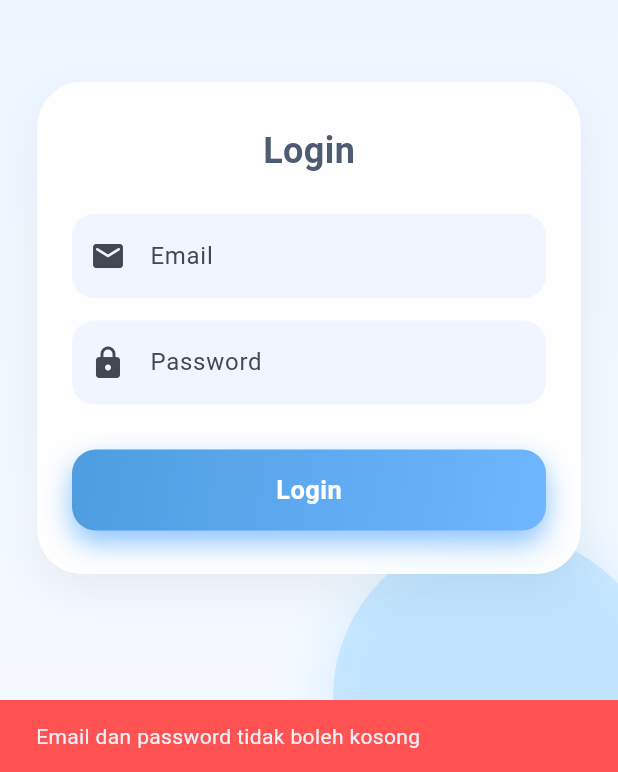
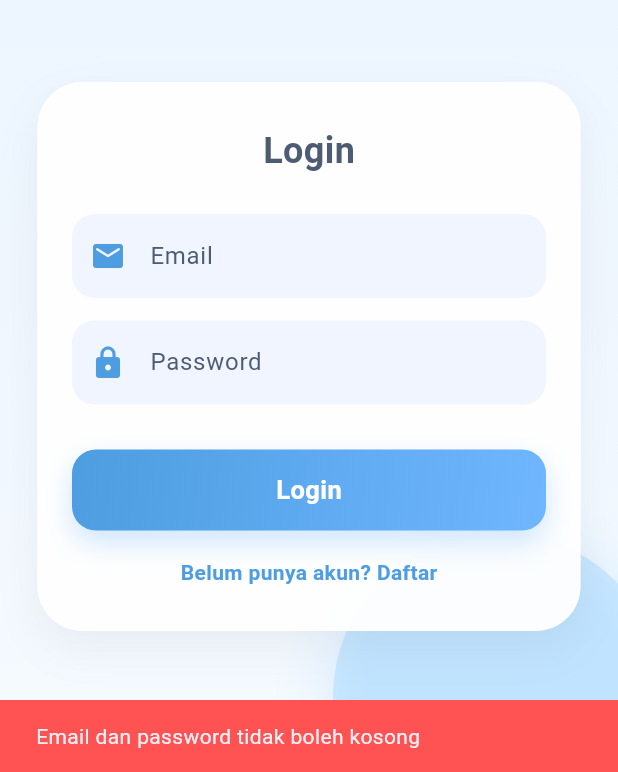
Before and after one commit to FalahRafif/Semester5_StockLab, a Flutter app: the screen it shows after launch, after a tap on "Login", on a phone screen of 412 x 824 dp, the part 464-1236 px from its top. Run offline on Flutter 3.47's test engine with Material 3 defaults, Android fonts, the phone set to English and light mode, and no system bars; our stand-ins replace flutter_dotenv.

Commit message:
add color manager and change respone login

```diff
--- a/lib/application/login_manager.dart
+++ b/lib/application/login_manager.dart
@@ -1,26 +1,22 @@
 import '../data/repositories/login_repository.dart';
+import '../data/models/login_response.dart';
 
 class LoginManager {
   final repo = LoginRepository();
 
-  Future<Map<String, dynamic>> login({
+  Future<LoginResponse> login({
     required String email,
     required String password,
   }) async {
     if (email.isEmpty || password.isEmpty) {
-      return {
-        "success": false,
-        "message": "Email dan password tidak boleh kosong"
-      };
+      return LoginResponse(
+        success: false,
+        message: "Email dan password tidak boleh kosong",
+      );
     }
 
     final result = await repo.login(email, password);
-
-    return {
-      "success": result.success,
-      "message": result.message,
-      "token": result.token,
-      "user_id": result.userId,
-    };
+    print(result);
+    return result;
   }
 }
--- a/lib/data/models/login_response.dart
+++ b/lib/data/models/login_response.dart
@@ -2,21 +2,26 @@ class LoginResponse {
   final bool success;
   final String message;
   final String? token;
-  final int? userId;
+  final int? roleId;
+  final String? role;
 
   LoginResponse({
     required this.success,
     required this.message,
     this.token,
-    this.userId,
+    this.roleId,
+    this.role,
   });
 
   factory LoginResponse.fromJson(Map<String, dynamic> json) {
+    final data = json["data"];
+
     return LoginResponse(
-      success: json["success"] ?? false,
+      success: json["status"] == "success",
       message: json["message"] ?? "",
-      token: json["token"],
-      userId: json["user_id"],
+      token: data != null ? data["token"] : null,
+      roleId: data != null ? data["roleId"] : null,
+      role: data != null ? data["role"] : null,
     );
   }
 }
--- a/lib/main.dart
+++ b/lib/main.dart
@@ -1,8 +1,14 @@
 import 'package:flutter/material.dart';
-import 'presentation/screens/wrappers/mobile_wrapper.dart';
+import 'presentation/shared/wrappers/mobile_wrapper.dart';
 import 'presentation/screens/auth/login.dart';
+import 'package:flutter_dotenv/flutter_dotenv.dart';
 
-void main() {
+Future<void> main() async {
+  WidgetsFlutterBinding.ensureInitialized();
+
+  // Load .env
+  await dotenv.load();
+
   runApp(const StockApp());
 }
 
--- a/lib/presentation/screens/auth/login.dart
+++ b/lib/presentation/screens/auth/login.dart
@@ -1,7 +1,10 @@
 import 'package:flutter/material.dart';
 import '../../../application/login_manager.dart';
-import '../wrappers/mobile_wrapper.dart';
-import '../admin/home.dart';
+import '../../shared/wrappers/mobile_wrapper.dart';
+import '../admin/home.dart' as admin;
+import '../staff/home.dart' as staff;
+import '../../shared/core/color_manager.dart';
+import 'register.dart';
 
 class LoginScreen extends StatefulWidget {
   const LoginScreen({super.key});
@@ -29,22 +32,35 @@ class _LoginScreenState extends State<LoginScreen> {
 
     if (!mounted) return;
 
-    if (result["success"] == true) {
-      // login sukses → pindah halaman
-      Navigator.pushReplacement(
-        context,
-        MaterialPageRoute(builder: (_) => const MobileWrapper(child: HomePage())),
-      );
+    if (result.success) {
+      // Role Admin
+      if (result.roleId == 1) {
+        Navigator.pushReplacement(
+          context,
+          MaterialPageRoute(
+            builder: (_) => const MobileWrapper(child: admin.HomePage()),
+          ),
+        );
+      }
+      // Role Staff
+      else {
+        Navigator.pushReplacement(
+          context,
+          MaterialPageRoute(
+            builder: (_) => const MobileWrapper(child: staff.HomePage()),
+          ),
+        );
+      }
     } else {
-      // tampilkan pesan error
       ScaffoldMessenger.of(context).showSnackBar(
         SnackBar(
-          content: Text(result["message"]),
-          backgroundColor: Colors.redAccent,
+          content: Text(result.message),
+          backgroundColor: ColorManager.error,
         ),
       );
     }
   }
+
 
   @override
   Widget build(BuildContext context) {
@@ -53,17 +69,17 @@ class _LoginScreenState extends State<LoginScreen> {
     return Container(
       decoration: const BoxDecoration(
         gradient: LinearGradient(
-          colors: [Color(0xFFE8F3FF), Color(0xFFF5FAFF)],
+          colors: [ColorManager.bgTop, ColorManager.bgBottom],
           begin: Alignment.topCenter,
           end: Alignment.bottomCenter,
         ),
       ),
       child: SingleChildScrollView(
-        child: SizedBox(
-          height: size.height,
+        child: ConstrainedBox(
+          constraints: BoxConstraints(minHeight: size.height),
           child: Stack(
             children: [
-              // ORNAMENTS
+              // ORNAMENT 1
               Positioned(
                 top: -50,
                 left: -40,
@@ -71,11 +87,11 @@ class _LoginScreenState extends State<LoginScreen> {
                   width: 180,
                   height: 180,
                   decoration: BoxDecoration(
-                    color: const Color(0xFFB7DBFF).withOpacity(0.35),
+                    color: ColorManager.ornamentBlue1.withOpacity(0.35),
                     shape: BoxShape.circle,
                     boxShadow: [
                       BoxShadow(
-                        color: const Color(0xFFB7DBFF).withOpacity(0.25),
+                        color: ColorManager.ornamentBlue1.withOpacity(0.25),
                         blurRadius: 40,
                         spreadRadius: 10,
                         offset: const Offset(0, 6),
@@ -84,6 +100,8 @@ class _LoginScreenState extends State<LoginScreen> {
                   ),
                 ),
               ),
+
+              // ORNAMENT 2
               Positioned(
                 bottom: -60,
                 right: -30,
@@ -91,11 +109,11 @@ class _LoginScreenState extends State<LoginScreen> {
                   width: 220,
                   height: 220,
                   decoration: BoxDecoration(
-                    color: const Color(0xFF80C8FF).withOpacity(0.30),
+                    color: ColorManager.ornamentBlue2.withOpacity(0.30),
                     shape: BoxShape.circle,
                     boxShadow: [
                       BoxShadow(
-                        color: const Color(0xFF80C8FF).withOpacity(0.22),
+                        color: ColorManager.ornamentBlue2.withOpacity(0.22),
                         blurRadius: 30,
                         spreadRadius: 6,
                         offset: const Offset(0, 6),
@@ -107,6 +125,7 @@ class _LoginScreenState extends State<LoginScreen> {
 
               Column(
                 children: [
+                  // HEADER CLIPPED GRADIENT
                   ClipPath(
                     clipper: _HeaderClipper(),
                     child: Container(
@@ -114,19 +133,19 @@ class _LoginScreenState extends State<LoginScreen> {
                       padding: const EdgeInsets.only(top: 120, bottom: 50),
                       decoration: const BoxDecoration(
                         gradient: LinearGradient(
-                          colors: [Color(0xFF4D9DE0), Color(0xFF6FB6FF)],
+                          colors: [ColorManager.primary, ColorManager.primaryLight],
                           begin: Alignment.topLeft,
                           end: Alignment.bottomRight,
                         ),
                       ),
                       child: Column(
                         children: const [
-                          Icon(Icons.inventory_2_rounded, size: 85, color: Colors.white),
+                          Icon(Icons.inventory_2_rounded, size: 85, color: ColorManager.textWhite),
                           SizedBox(height: 14),
                           Text(
                             "Stock Management",
                             style: TextStyle(
-                              color: Colors.white,
+                              color: ColorManager.textWhite,
                               fontSize: 27,
                               fontWeight: FontWeight.bold,
                             ),
@@ -134,7 +153,7 @@ class _LoginScreenState extends State<LoginScreen> {
                           Text(
                             "Manage your warehouse easily",
                             style: TextStyle(
-                              color: Colors.white70,
+                              color: ColorManager.textWhiteMuted,
                               fontSize: 15,
                             ),
                           ),
@@ -150,7 +169,7 @@ class _LoginScreenState extends State<LoginScreen> {
                     child: Container(
                       padding: const EdgeInsets.symmetric(horizontal: 22, vertical: 28),
                       decoration: BoxDecoration(
-                        color: Colors.white.withOpacity(0.95),
+                        color: ColorManager.cardBackground.withOpacity(0.95),
                         borderRadius: BorderRadius.circular(30),
                         boxShadow: [
                           BoxShadow(
@@ -159,7 +178,7 @@ class _LoginScreenState extends State<LoginScreen> {
                             offset: const Offset(0, 12),
                           ),
                         ],
-                        border: Border.all(color: Colors.white.withOpacity(0.6)),
+                        border: Border.all(color: ColorManager.cardBorderSoft.withOpacity(0.6)),
                       ),
                       child: Column(
                         children: [
@@ -168,7 +187,7 @@ class _LoginScreenState extends State<LoginScreen> {
                             style: TextStyle(
                               fontSize: 24,
                               fontWeight: FontWeight.bold,
-                              color: Color(0xFF4D5C73),
+                              color: ColorManager.textDark,
                             ),
                           ),
 
@@ -203,15 +222,15 @@ class _LoginScreenState extends State<LoginScreen> {
                                 decoration: BoxDecoration(
                                   borderRadius: BorderRadius.circular(16),
                                   gradient: const LinearGradient(
-                                    colors: [Color(0xFF4D9DE0), Color(0xFF6FB6FF)],
+                                    colors: [ColorManager.primary, ColorManager.primaryLight],
                                     begin: Alignment.topLeft,
                                     end: Alignment.bottomRight,
                                   ),
-                                  boxShadow: const [
+                                  boxShadow: [
                                     BoxShadow(
-                                      color: Color(0xFF89C2FF),
+                                      color: ColorManager.shadowPrimary,
                                       blurRadius: 15,
-                                      offset: Offset(0, 8),
+                                      offset: const Offset(0, 8),
                                     ),
                                   ],
                                 ),
@@ -221,9 +240,28 @@ class _LoginScreenState extends State<LoginScreen> {
                                   style: const TextStyle(
                                     fontSize: 17,
                                     fontWeight: FontWeight.bold,
-                                    color: Colors.white,
+                                    color: ColorManager.textWhite,
                                   ),
                                 ),
+                              ),
+                            ),
+                          ),
+
+                          const SizedBox(height: 18),
+
+                          GestureDetector(
+                            onTap: () {
+                              Navigator.push(
+                                context,
+                                MaterialPageRoute(builder: (_) => const MobileWrapper(child: RegisterScreen())),
+                              );
+                            },
+                            child: const Text(
+                              "Belum punya akun? Daftar",
+                              style: TextStyle(
+                                color: ColorManager.textPrimary,
+                                fontWeight: FontWeight.w600,
+                                fontSize: 14,
                               ),
                             ),
                           ),
@@ -241,6 +279,7 @@ class _LoginScreenState extends State<LoginScreen> {
   }
 }
 
+// INPUT FIELD
 class _StyledInput extends StatelessWidget {
   final TextEditingController controller;
   final String label;
@@ -261,9 +300,10 @@ class _StyledInput extends StatelessWidget {
       obscureText: obscure,
       decoration: InputDecoration(
         labelText: label,
-        prefixIcon: Icon(icon),
+        labelStyle: const TextStyle(color: ColorManager.textDark),
+        prefixIcon: Icon(icon, color: ColorManager.primary),
         filled: true,
-        fillColor: const Color(0xFFF0F5FF),
+        fillColor: ColorManager.inputFill,
         border: OutlineInputBorder(
           borderRadius: BorderRadius.circular(15),
           borderSide: BorderSide.none,
@@ -273,6 +313,7 @@ class _StyledInput extends StatelessWidget {
   }
 }
 
+// HEADER CLIPPER
 class _HeaderClipper extends CustomClipper<Path> {
   @override
   Path getClip(Size size) {
--- /dev/null
+++ b/lib/presentation/shared/core/color_manager.dart
@@ -0,0 +1,45 @@
+import 'package:flutter/material.dart';
+
+class ColorManager {
+  // ─────────────────────────────────────────────
+  //  MAIN BRAND COLORS
+  // ─────────────────────────────────────────────
+  static const Color primary = Color(0xFF4D9DE0);
+  static const Color primaryLight = Color(0xFF6FB6FF);
+  static const Color primarySoft = Color(0xFF89C2FF);
+
+  // ─────────────────────────────────────────────
+  //  BACKGROUND COLORS (gradient + ornaments)
+  // ─────────────────────────────────────────────
+  static const Color bgTop = Color(0xFFE8F3FF);
+  static const Color bgBottom = Color(0xFFF5FAFF);
+
+  static const Color ornamentBlue1 = Color(0xFFB7DBFF);
+  static const Color ornamentBlue2 = Color(0xFF80C8FF);
+
+  // ─────────────────────────────────────────────
+  //  CARD & INPUT
+  // ─────────────────────────────────────────────
+  static const Color cardBackground = Colors.white;
+  static const Color cardBorderSoft = Color(0xFFFFFFFF);
+
+  static const Color inputFill = Color(0xFFF0F5FF);
+
+  // ─────────────────────────────────────────────
+  //  TEXT COLORS
+  // ─────────────────────────────────────────────
+  static const Color textDark = Color(0xFF4D5C73);
+  static const Color textPrimary = Color(0xFF4D9DE0);
+  static const Color textWhite = Colors.white;
+  static const Color textWhiteMuted = Colors.white70;
+
+  // ─────────────────────────────────────────────
+  //  FEEDBACK
+  // ─────────────────────────────────────────────
+  static const Color error = Colors.redAccent;
+
+  // SHADOWS
+  static Color shadowPrimary = const Color(0xFF89C2FF).withOpacity(0.4);
+  static Color shadowLightBlue = const Color(0xFFB7DBFF).withOpacity(0.25);
+  static Color shadowLightBlue2 = const Color(0xFF80C8FF).withOpacity(0.22);
+}
--- a/pubspec.yaml
+++ b/pubspec.yaml
@@ -34,6 +34,7 @@ dependencies:
   # The following adds the Cupertino Icons font to your application.
   # Use with the CupertinoIcons class for iOS style icons.
   cupertino_icons: ^1.0.8
+  flutter_dotenv: ^6.0.0
 
 dev_dependencies:
   flutter_test:
@@ -51,7 +52,8 @@ dev_dependencies:
 
 # The following section is specific to Flutter packages.
 flutter:
-
+  assets:
+    - .env
   # The following line ensures that the Material Icons font is
   # included with your application, so that you can use the icons in
   # the material Icons class.
```
Also changed, not shown: lib/data/repositories/login_repository.dart (+21 -8 lines), lib/presentation/screens/auth/register.dart (added, +319 -0 lines), lib/presentation/screens/staff/home.dart (added, +22 -0 lines), lib/presentation/shared/wrappers/mobile_wrapper.dart (renamed from lib/presentation/screens/wrappers/mobile_wrapper.dart), 2 other files.
